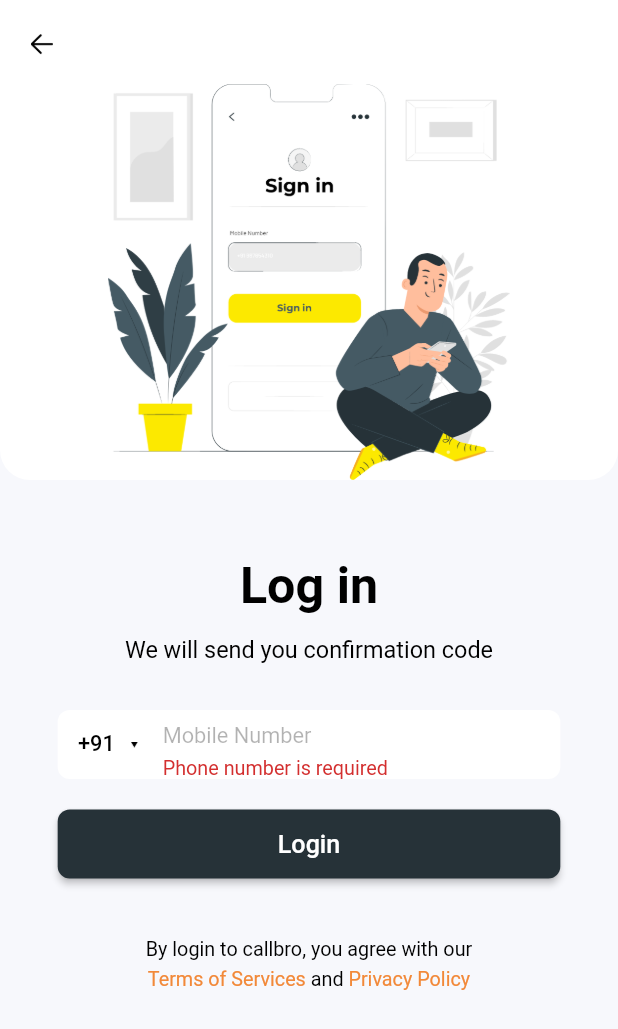
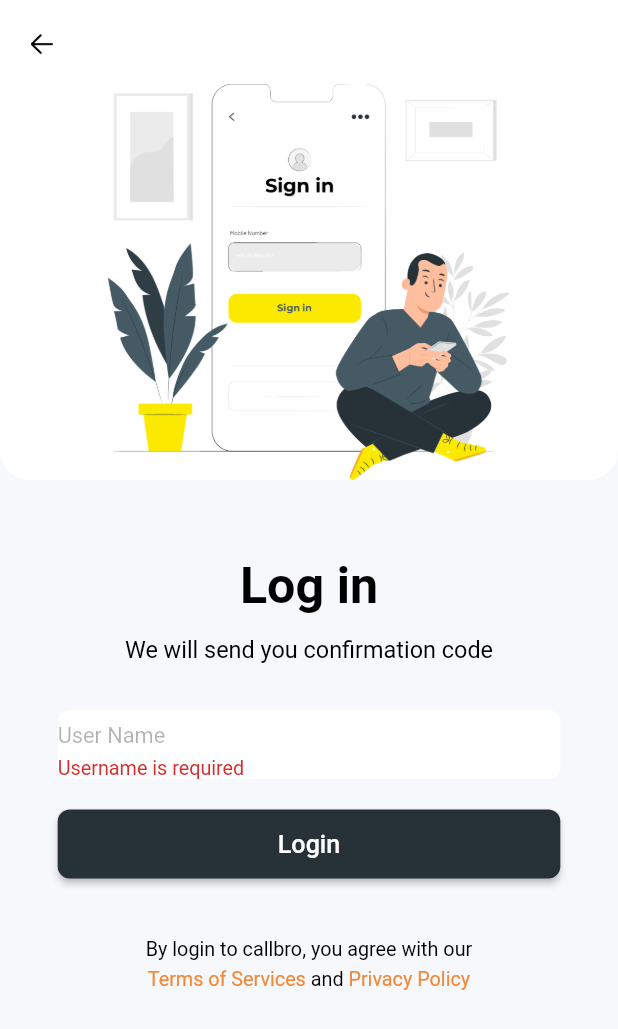
Before and after one commit to gopika-projects/computek, a Flutter app: the LoginView screen opened by its route, after a tap on "Login", on a phone screen of 412 x 824 dp. Shown: the top 1029 px of the screen. Run offline on Flutter 3.47's test engine with Material 2 defaults, Android fonts, the phone set to English and light mode, and no system bars; drawn by our look-alikes of country_code_picker; our stand-ins replace flutter_screenutil, fluttertoast, shared_preferences; accounts and stored records are empty; Roboto replaces fonts that are missing (Barlow); statements that could not run were skipped.

Commit message:
textfield error

```diff
--- a/lib/UI/login/login_view.dart
+++ b/lib/UI/login/login_view.dart
@@ -73,6 +73,7 @@ class LoginView extends StatelessWidget {
                         ),
                       ),
                       textFieldWidget(model),
+                      //textFieldWidget(model),
                       buttonWidget(model),
                       footerText(),
                       SizedBox(height: 81.h),
@@ -140,58 +141,22 @@ class LoginView extends StatelessWidget {
         margin: EdgeInsets.only(top: 30.h),
         child: Row(
           children: [
-            GestureDetector(
-              onTap: () {},
-              behavior: HitTestBehavior.translucent,
-              child: Container(
-                height: double.infinity,
-                width: 70,
-                padding: EdgeInsets.only(left: 5.w, right: 15.w),
-                child: Row(
-                  children: [
-                    Expanded(
-                      child: Container(
-                        child: CountryCodePicker(
-                          initialSelection: '+91',
-                          padding: EdgeInsets.zero,
-                          alignLeft: true,
-                          showFlagMain: false,
-                          favorite: ['+91'],
-                          textStyle: TextStyle(
-                            fontSize: 13.sp,
-                            fontWeight: FontWeight.w500,
-                            color: Colors.black,
-                          ),
-                          onChanged: (code) {
-                            model.setCountryCode(code.dialCode!);
-                          },
-                        ),
-                      ),
-                    ),
-                    Image.asset(
-                      'assets/images/arrow-down-fill.png',
-                      height: 4.11,
-                    ),
-                  ],
-                ),
-              ),
-            ),
             Expanded(
               child: TextFormField(
-                keyboardType: TextInputType.phone,
-                maxLength: 10,
-                maxLengthEnforcement: MaxLengthEnforcement.enforced,
+                keyboardType: TextInputType.text,
+                //maxLength: 10,
+                //maxLengthEnforcement: MaxLengthEnforcement.enforced,
                 buildCounter: (
                   context, {
                   required currentLength,
                   required isFocused,
                   maxLength,
                 }) {
-                  return SizedBox();
+                  return const SizedBox();
                 },
                 decoration: InputDecoration(
                   border: InputBorder.none,
-                  hintText: 'Mobile Number',
+                  hintText: 'User Name',
                   hintStyle: TextStyle(
                     fontSize: 13.sp,
                     color: Palette.hint,
@@ -200,17 +165,17 @@ class LoginView extends StatelessWidget {
                 ),
                 validator: (value) {
                   if (value?.isEmpty ?? true) {
-                    return 'Phone number is required';
+                    return 'Username is required';
                   }
-                  if (value?.length != 10) {
-                    return 'Invalid phone number';
-                  }
+                  // if (value?.length != 10) {
+                  //   return 'Invalid phone number';
+                  // }
                   return null;
                 },
                 onSaved: (newValue) => model.mobile = newValue,
               ),
             ),
-          ],
+             ],
         ),
       ),
     );
--- a/lib/UI/splash/splash_view.dart
+++ b/lib/UI/splash/splash_view.dart
@@ -16,7 +16,7 @@ class SplashView extends StatelessWidget {
         backgroundColor: Colors.white,
         body: Center(
           child: Image.asset(
-            'assets/images/login.png',
+            'assets/images/computek.jpeg',
             width: 250,
             height: 250,
           ),
```
Also changed, not shown: assets/images/computek.jpeg (added), assets/images/computek_logo.jpeg (added), assets/images/login_img.png (added), assets/images/new_login.jpg (added).
